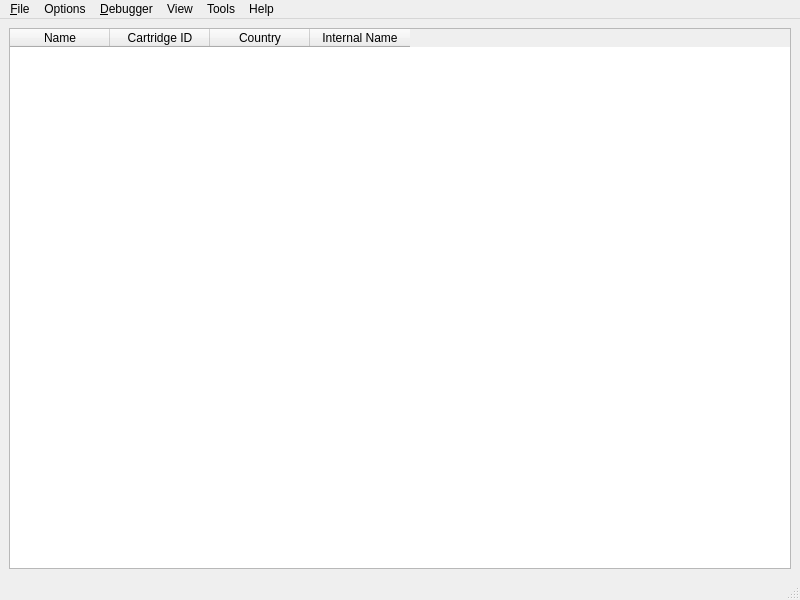
The window that mainwindow.ui (IanSkelskey/p64-qt) describes before a commit, drawn with Qt 5.
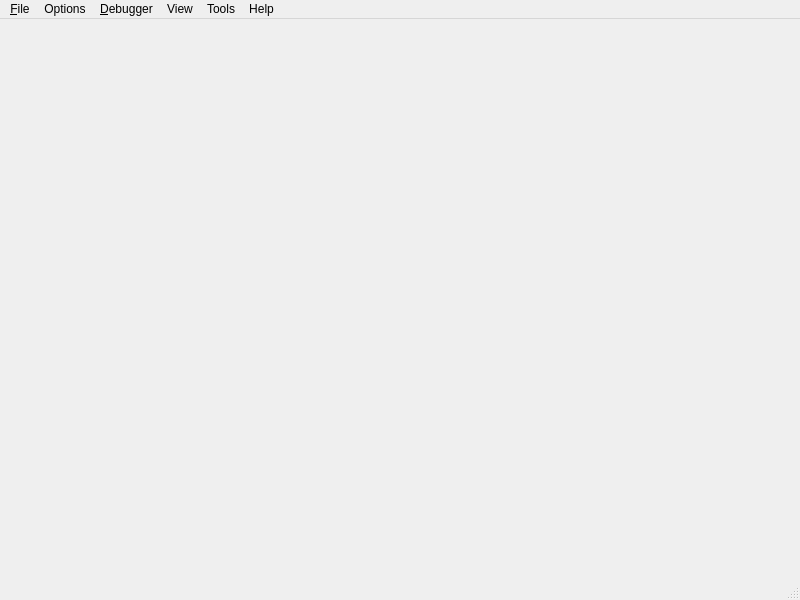
The same window after the commit. Icons and pictures are not drawn.

Commit message:
Add default label image and improve MainWindow UI layout
- Added \"default-label.png\" to the project assets, enhancing the visual resources.
- Moved \"mainwindow.cpp\" to the correct inclusion section in `CMakeLists.txt`.
- Removed redundant QTableWidget setup from `mainwindow.ui`.
- Made `actionROM_List` and `actionROM_Grid` checkable in `mainwindow.ui` to allow users better navigation.

Release-Note: Add default label image and checkable actions in MainWindow.

Patch:
```diff
--- a/mainwindow.ui
+++ b/mainwindow.ui
@@ -27,32 +27,7 @@
    <string>Running...</string>
   </property>
   <widget class="QWidget" name="centralwidget">
-   <layout class="QVBoxLayout" name="verticalLayout">
-    <item>
-     <widget class="QTableWidget" name="tableWidget">
-      <column>
-       <property name="text">
-        <string>Name</string>
-       </property>
-      </column>
-      <column>
-       <property name="text">
-        <string>Cartridge ID</string>
-       </property>
-      </column>
-      <column>
-       <property name="text">
-        <string>Country</string>
-       </property>
-      </column>
-      <column>
-       <property name="text">
-        <string>Internal Name</string>
-       </property>
-      </column>
-     </widget>
-    </item>
-   </layout>
+   <layout class="QVBoxLayout" name="verticalLayout"/>
   </widget>
   <widget class="QMenuBar" name="menubar">
    <property name="geometry">
```
Left out of the diff: 8 changed lines with no effect on the pictures. The commit also changes 3 other files.
